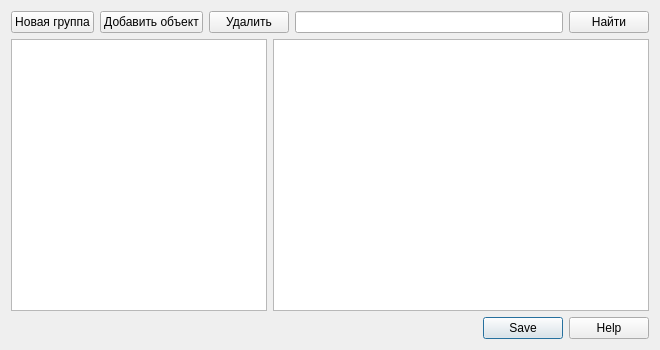
IlchenkoVasily/seye, file src/groups.ui: the form before one commit.
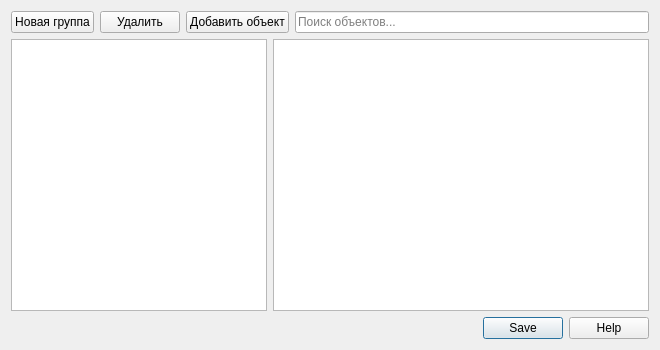
The form after the commit.

Diff of the .ui file:
```diff
--- a/src/groups.ui
+++ b/src/groups.ui
@@ -23,13 +23,6 @@
        </property>
       </widget>
      </item>
-     <item>
-      <widget class="QPushButton" name="pushButton_2">
-       <property name="text">
-        <string>Добавить объект</string>
-       </property>
-      </widget>
-     </item>
      <item>
       <widget class="QPushButton" name="pushButton">
        <property name="text">
@@ -38,12 +31,19 @@
       </widget>
      </item>
      <item>
-      <widget class="QLineEdit" name="lineEdit"/>
+      <widget class="QPushButton" name="pushButton_2">
+       <property name="text">
+        <string>Добавить объект</string>
+       </property>
+      </widget>
      </item>
      <item>
-      <widget class="QPushButton" name="pushButton_4">
+      <widget class="QLineEdit" name="lineEdit">
        <property name="text">
-        <string>Найти</string>
+        <string/>
+       </property>
+       <property name="placeholderText">
+        <string>Поиск объектов...</string>
        </property>
       </widget>
      </item>
@@ -89,6 +89,12 @@
          <verstretch>0</verstretch>
         </sizepolicy>
        </property>
+       <property name="minimumSize">
+        <size>
+         <width>200</width>
+         <height>0</height>
+        </size>
+       </property>
        <property name="maximumSize">
         <size>
          <width>180</width>
```
Left out of the diff: 11 changed lines with no effect on the pictures.
